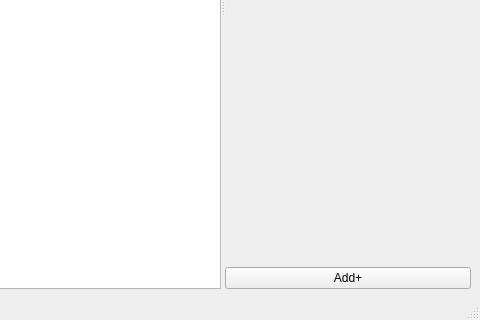
AP-projects-4001/IUT-s-crackpots, file Stor/shopview.ui: the form before one commit; both pictures show x 372 to 852 and y 287 to 607 of the 852 by 607 pixel window.
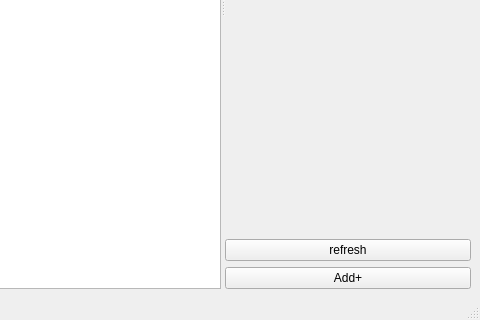
The form after the commit.

The edit to the form file:
```diff
--- a/Stor/shopview.ui
+++ b/Stor/shopview.ui
@@ -20,8 +20,8 @@
       <property name="orientation">
        <enum>Qt::Horizontal</enum>
       </property>
-      <widget class="QListWidget" name="listWidget"/>
-      <widget class="QWidget" name="">
+      <widget class="QListWidget" name="goodsListWidget"/>
+      <widget class="QWidget" name="layoutWidget">
        <layout class="QVBoxLayout" name="verticalLayout_2">
         <item>
          <layout class="QVBoxLayout" name="verticalLayout">
@@ -57,6 +57,13 @@
           </property>
          </spacer>
         </item>
+        <item>
+         <widget class="QPushButton" name="refresh">
+          <property name="text">
+           <string>refresh</string>
+          </property>
+         </widget>
+        </item>
         <item>
          <widget class="QPushButton" name="addBtn">
           <property name="text">
```
